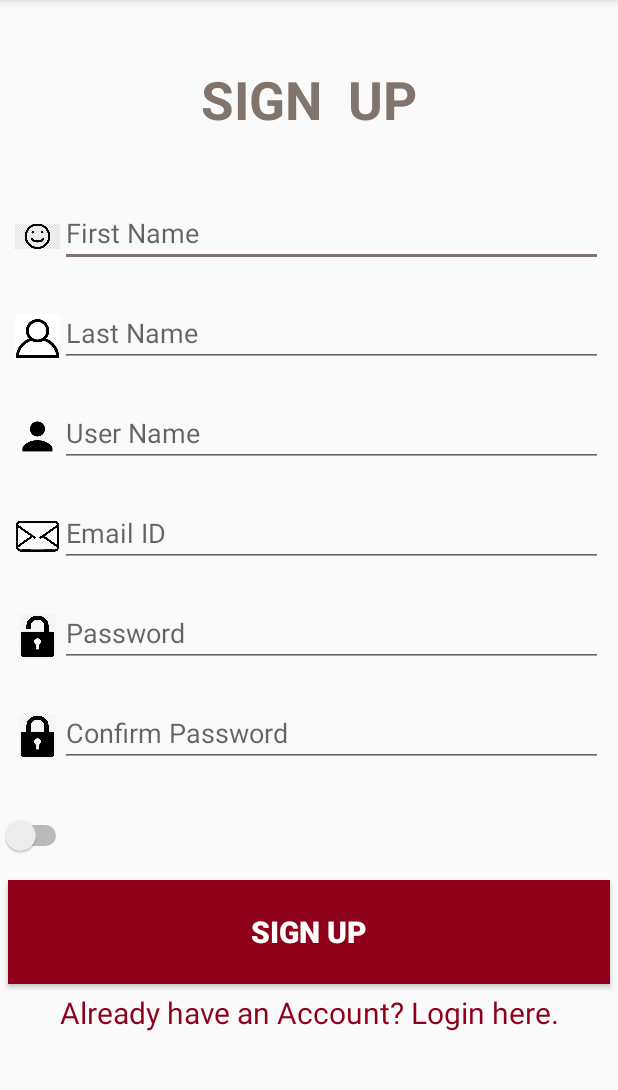
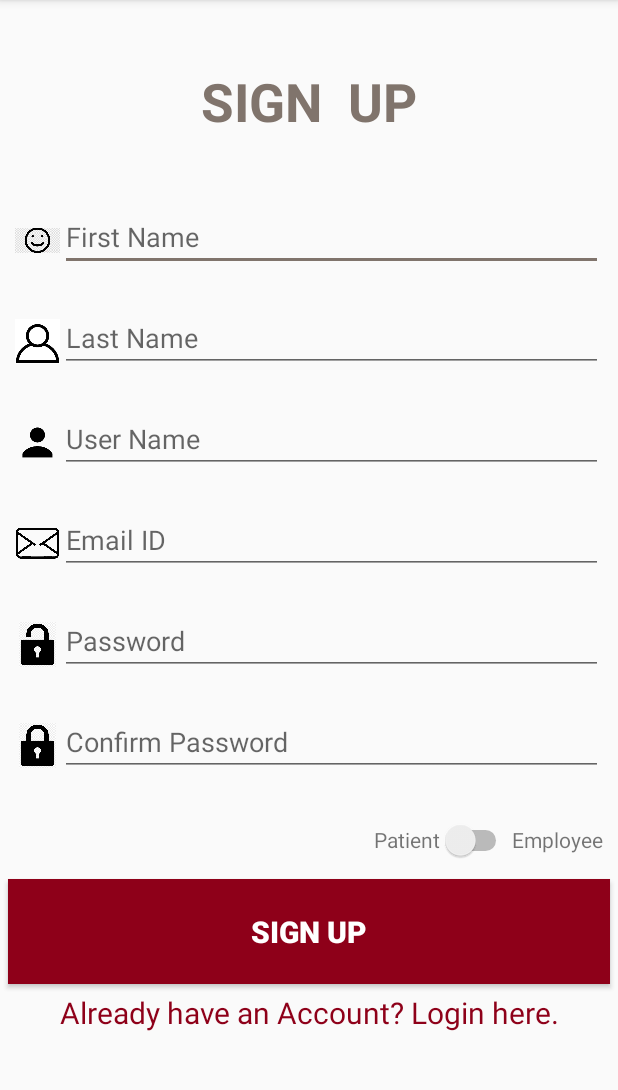
Before and after one commit to Jeep2333/project-grp23, an Android app: the Main2Activity screen opened directly, with no data from a screen before it, on a phone screen of 412 x 824 dp, the part 84-1174 px from its top. Run offline under Robolectric (Android 15) with nearby library versions, the light colour scheme and no system bars; our stand-ins replace Firebase (no records; nobody signed in at launch, a user with empty details on screens opened directly).

Commit message:
add the code write by Song Shifeng

```diff
--- a/project/app/src/main/res/layout/activity_main2.xml
+++ b/project/app/src/main/res/layout/activity_main2.xml
@@ -175,18 +175,33 @@
             android:inputType="textPassword" />
     </LinearLayout>
 
-    <FrameLayout
+    <LinearLayout
         android:layout_width="match_parent"
         android:layout_height="wrap_content"
-        android:layout_weight="1">
+        android:layout_marginRight="10dp"
+        android:layout_weight="1"
+        android:gravity="right">
+
+        <TextView
+            android:id="@+id/textView9"
+            android:layout_width="wrap_content"
+            android:layout_height="wrap_content"
+            android:text="Patient" />
 
         <Switch
             android:id="@+id/switch1"
             android:layout_width="wrap_content"
             android:layout_height="match_parent"
+
             android:textOff="patient"
             android:textOn="employee" />
-    </FrameLayout>
+
+        <TextView
+            android:id="@+id/textView10"
+            android:layout_width="wrap_content"
+            android:layout_height="wrap_content"
+            android:text="Employee" />
+    </LinearLayout>
 
     <FrameLayout
         android:layout_width="match_parent"
```
Also changed, not shown: project/app/src/main/java/com/example/group23debug/Main2Activity.java (+32 -19 lines), project/app/src/main/java/com/example/group23debug/Person.java (+7 -2 lines), project/app/src/main/java/com/example/group23debug/ProfileActivity.java (deleted, +0 -56 lines), project/app/src/main/java/com/example/group23debug/SignInActivity.java (deleted, +0 -15 lines), project/app/src/main/java/com/example/group23debug/SignUpActivity.java (deleted, +0 -53 lines), 1 other file.
